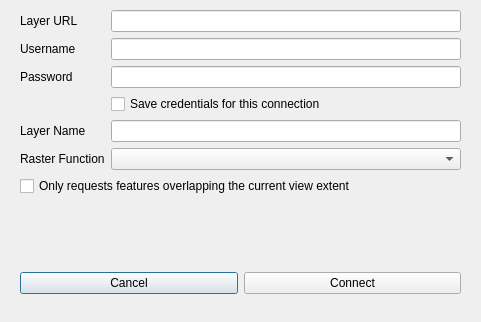
The window that arcgiscon_dialog_new.ui (havochvatten/ArcGISConnector-QGIS-Plugin) describes before a commit, drawn with Qt 5.
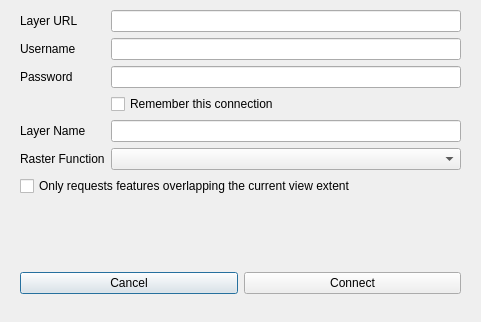
The same window after the commit. Icons and pictures are not drawn.

Commit message: Updated remember me text

The edit to the form file:
```diff
--- a/arcgiscon_dialog_new.ui
+++ b/arcgiscon_dialog_new.ui
@@ -99,7 +99,7 @@
       <item row="5" column="1">
        <widget class="QCheckBox" name="authCheckBox">
         <property name="text">
-         <string>Save credentials for this connection</string>
+         <string>Remember this connection</string>
         </property>
        </widget>
       </item>
```
